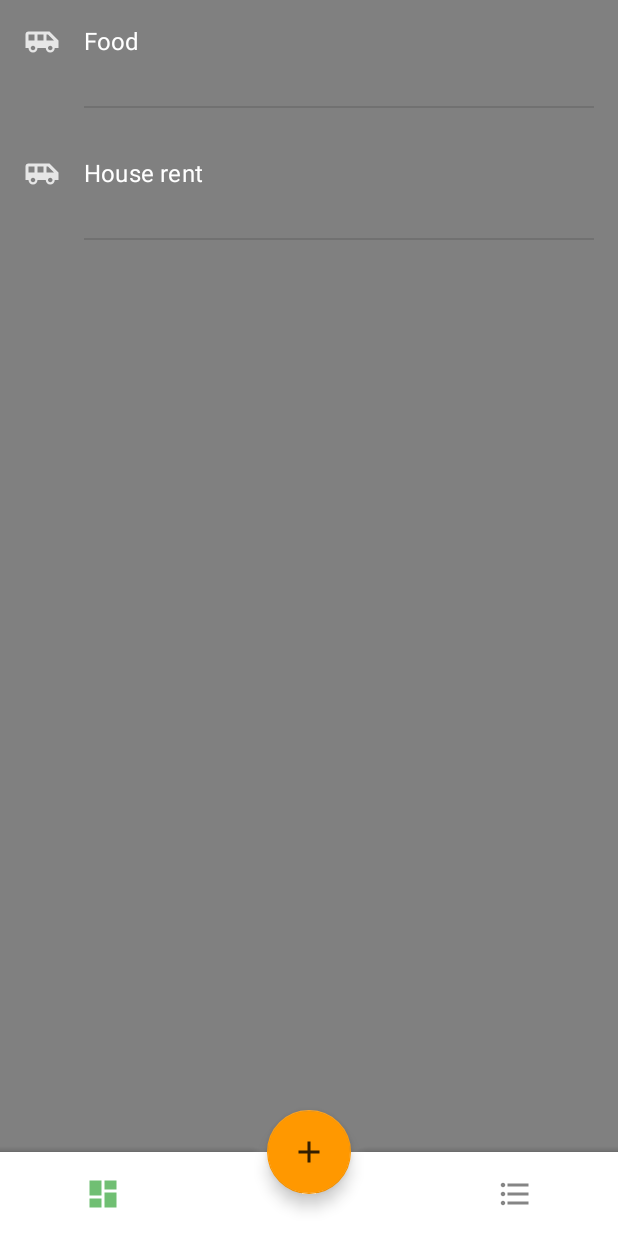
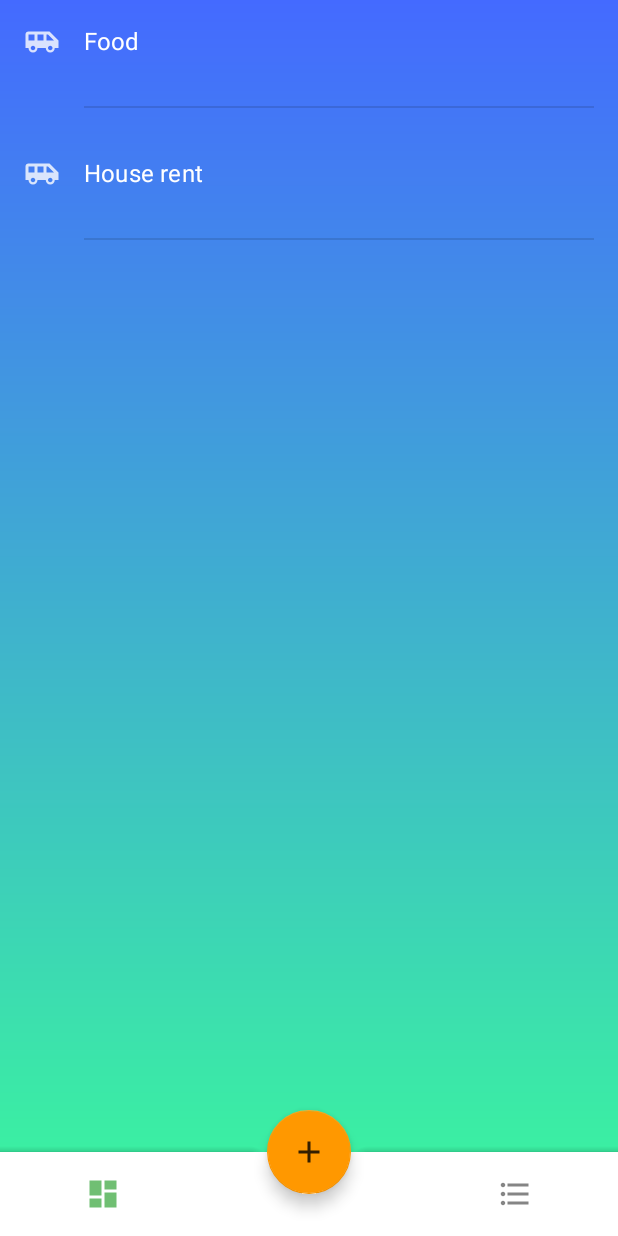
Before and after one commit to buiquanghuy23103/Fitsu, an Android app: the screen it shows after launch (MainActivity), on a phone screen of 412 x 824 dp. Run offline under Robolectric (Android 15) with nearby library versions, the phone set to English and light mode, and no system bars; our stand-ins replace Dagger/Hilt's generated code, Room's generated code, RxJava, Timber, data binding; 1 statement that could not run was skipped.

Commit message:
Change default background

```diff
--- /dev/null
+++ b/app/src/main/res/drawable/background.xml
@@ -0,0 +1,11 @@
+<?xml version="1.0" encoding="utf-8"?>
+<shape xmlns:android="http://schemas.android.com/apk/res/android"
+    android:shape="rectangle">
+
+    <gradient
+        android:angle="-45"
+        android:startColor="@color/background_startColor"
+        android:endColor="@color/background_endColor"
+        android:type="linear"/>
+
+</shape>
--- a/app/src/main/res/layout/categories_frag.xml
+++ b/app/src/main/res/layout/categories_frag.xml
@@ -12,7 +12,7 @@
     <ScrollView
         android:layout_width="match_parent"
         android:layout_height="match_parent"
-        android:background="@color/grey">
+        android:fillViewport="true">
 
         <androidx.recyclerview.widget.RecyclerView
             android:id="@+id/categories_list"
--- a/app/src/main/res/values/colors.xml
+++ b/app/src/main/res/values/colors.xml
@@ -5,4 +5,7 @@
     <color name="colorAccent">#03DAC5</color>
     <color name="white">#FFFFFF</color>
     <color name="grey">#808080</color>
+
+    <color name="background_startColor">#446AFF</color>
+    <color name="background_endColor">#3AF99C</color>
 </resources>
--- a/app/src/main/res/values/styles.xml
+++ b/app/src/main/res/values/styles.xml
@@ -8,6 +8,7 @@
         <item name="colorAccent">#FF9800</item>
         <item name="android:textColorPrimary">@color/white</item>
         <item name="android:textColorSecondary">@color/white</item>
+        <item name="android:windowBackground">@drawable/background</item>
     </style>
 
 </resources>
```
